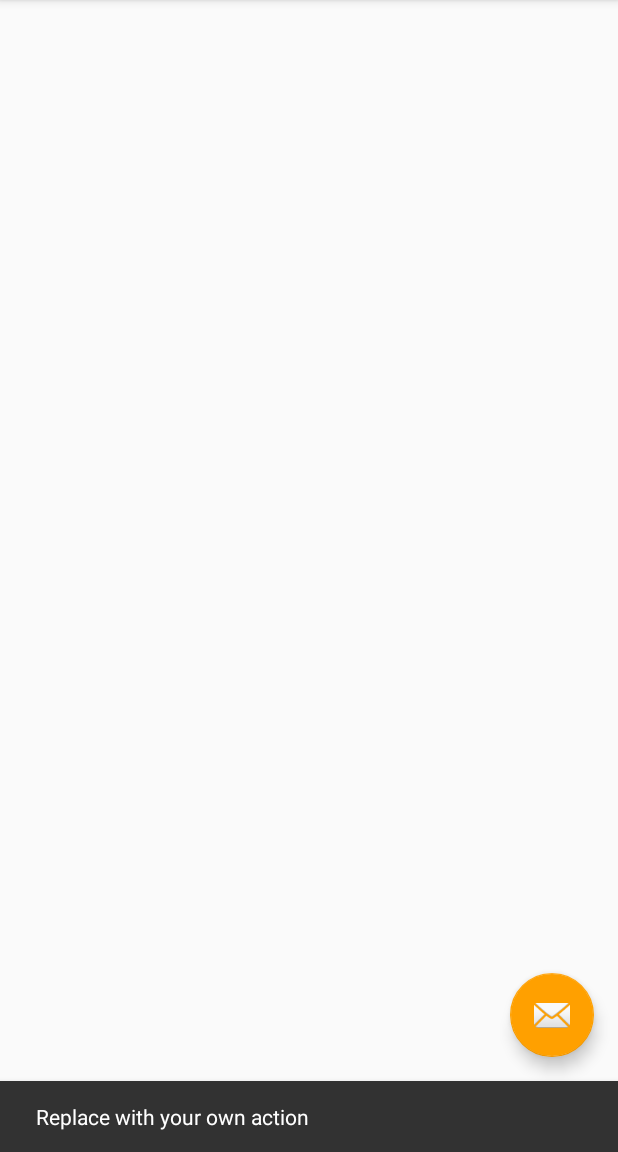
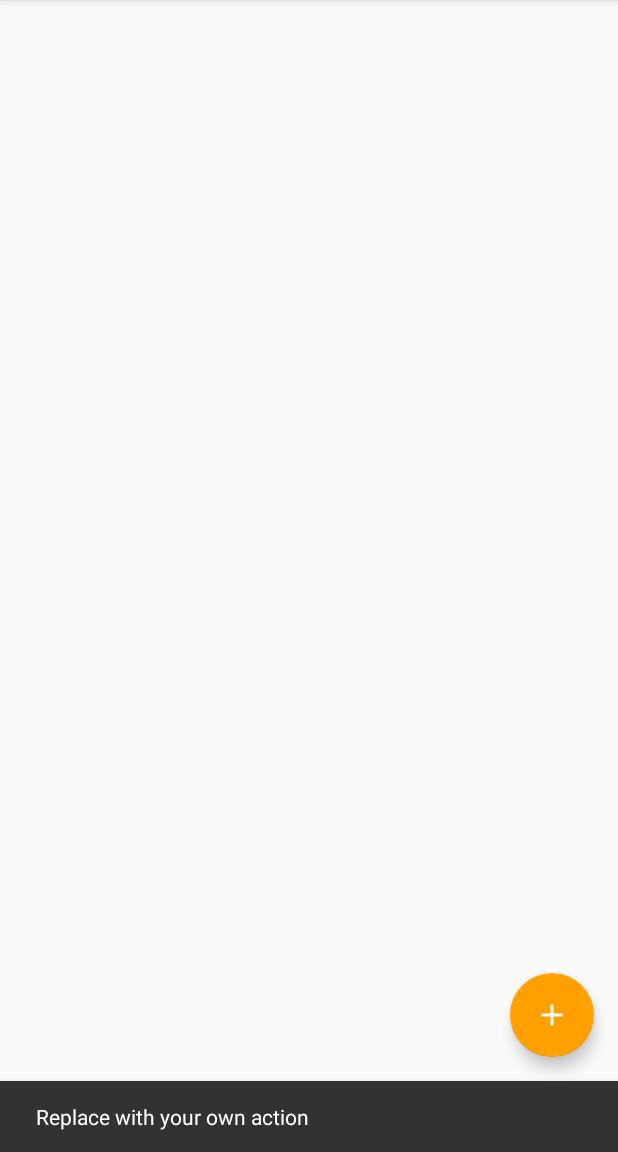
Before and after one commit to Arab1997/task-manager, an Android app: the screen it shows after launch (MainActivity), after a tap on an icon or button, on a phone screen of 412 x 824 dp, the part 84-1236 px from its top. Run offline under Robolectric (Android 15) with nearby library versions, the phone set to English and light mode, and no system bars; libraries missing offline, so code that uses them is left out: co.zsmb.materialdrawerkt; 1 statement that could not run was skipped.

Commit message:
"Add" icon for FloatingActionButton

```diff
--- a/app/src/main/res/layout/activity_main.xml
+++ b/app/src/main/res/layout/activity_main.xml
@@ -28,6 +28,6 @@
         android:layout_height="wrap_content"
         android:layout_gravity="bottom|end"
         android:layout_margin="@dimen/fab_margin"
-        app:srcCompat="@android:drawable/ic_dialog_email" />
+        app:srcCompat="@drawable/ic_add_white_24dp" />
 
 </android.support.design.widget.CoordinatorLayout>
```
Also changed, not shown: app/src/main/res/drawable-hdpi/ic_add_white_24dp.png (added), app/src/main/res/drawable-mdpi/ic_add_white_24dp.png (added), app/src/main/res/drawable-xhdpi/ic_add_white_24dp.png (added), app/src/main/res/drawable-xxhdpi/ic_add_white_24dp.png (added), app/src/main/res/drawable-xxxhdpi/ic_add_white_24dp.png (added).
